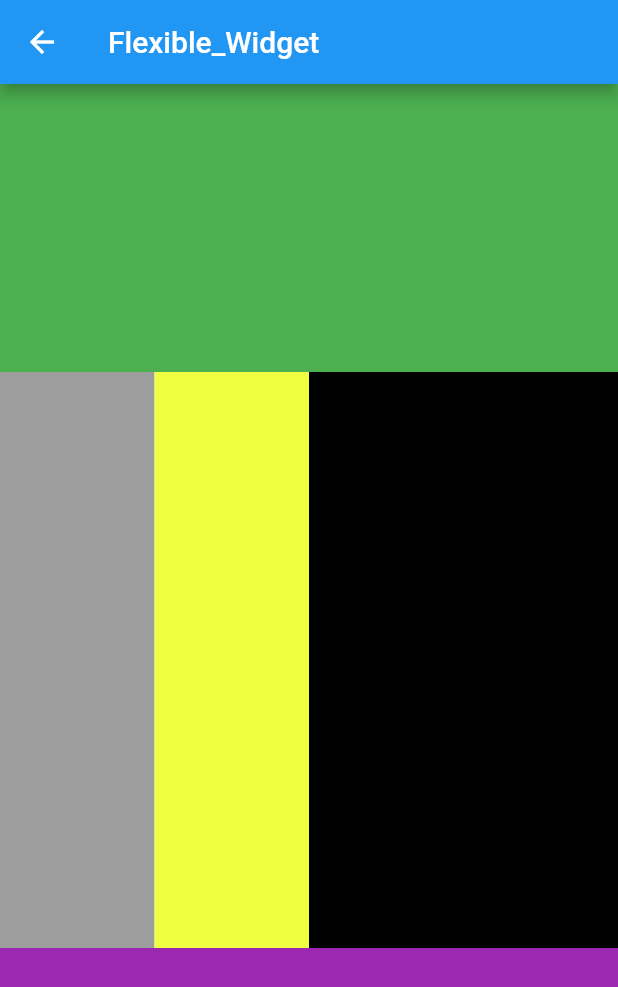
After one commit to sampurnoaji/flutter_erico_chapter_1, a Flutter app: the FlexibleWidget screen opened directly, on a phone screen of 412 x 824 dp. The commit adds this screen. Shown: the top 987 px of the screen. Run offline on Flutter 3.47's test engine with Material 2 defaults, Android fonts, the phone set to English and light mode, and no system bars.

Commit message:
flexible widget

```diff
--- a/lib/lesson.dart
+++ b/lib/lesson.dart
@@ -6,4 +6,5 @@ enum Lesson {
   Stateful_Widget,
   Anonymous_Method,
   Animated_Container,
+  Flexible_Widget
 }
--- /dev/null
+++ b/lib/lesson/flexible_widget.dart
@@ -0,0 +1,35 @@
+import 'package:erico_intro/lesson.dart';
+import 'package:flutter/material.dart';
+
+class FlexibleWidget extends StatelessWidget {
+  @override
+  Widget build(BuildContext context) {
+    return Scaffold(
+        appBar: AppBar(
+          title: Text(Lesson.Flexible_Widget.name),
+        ),
+        body: Column(
+          children: [
+            Flexible(
+                flex: 1,
+                child: Container(
+                  color: Colors.green,
+                )),
+            Flexible(
+                flex: 2,
+                child: Row(
+                  children: [
+                    Flexible(flex: 1, child: Container(color: Colors.grey)),
+                    Flexible(flex: 1, child: Container(color: Colors.limeAccent)),
+                    Flexible(flex: 2, child: Container(color: Colors.black))
+                  ],
+                )),
+            Flexible(
+                flex: 1,
+                child: Container(
+                  color: Colors.purple,
+                )),
+          ],
+        ));
+  }
+}
--- a/lib/main.dart
+++ b/lib/main.dart
@@ -2,6 +2,7 @@ import 'package:erico_intro/lesson.dart';
 import 'package:erico_intro/lesson/animated_container.dart';
 import 'package:erico_intro/lesson/column_widget.dart';
 import 'package:erico_intro/lesson/container_widget.dart';
+import 'package:erico_intro/lesson/flexible_widget.dart';
 import 'package:erico_intro/lesson/row_widget.dart';
 import 'package:erico_intro/lesson/stateful_widget_page.dart';
 import 'package:erico_intro/lesson/text_widget.dart';
@@ -44,6 +45,8 @@ class MainPage extends StatelessWidget {
                             return AnonymousMethodPage();
                           case Lesson.Animated_Container:
                             return AnimatedContainerPage();
+                          case Lesson.Flexible_Widget:
+                            return FlexibleWidget();
                         }
                       }));
                     },
```
